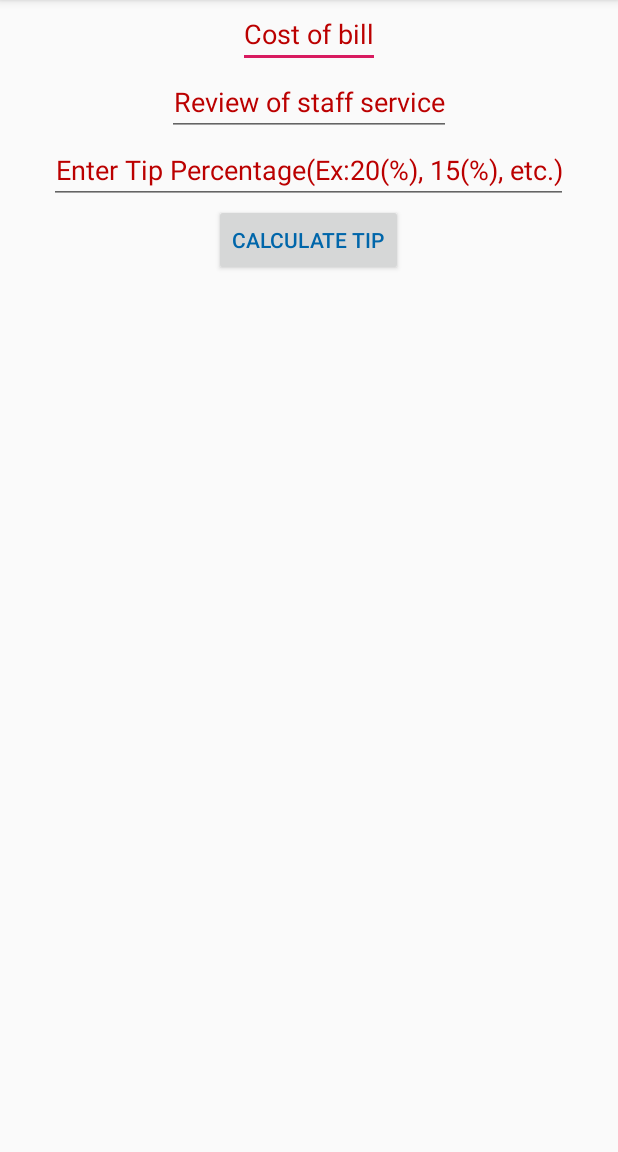
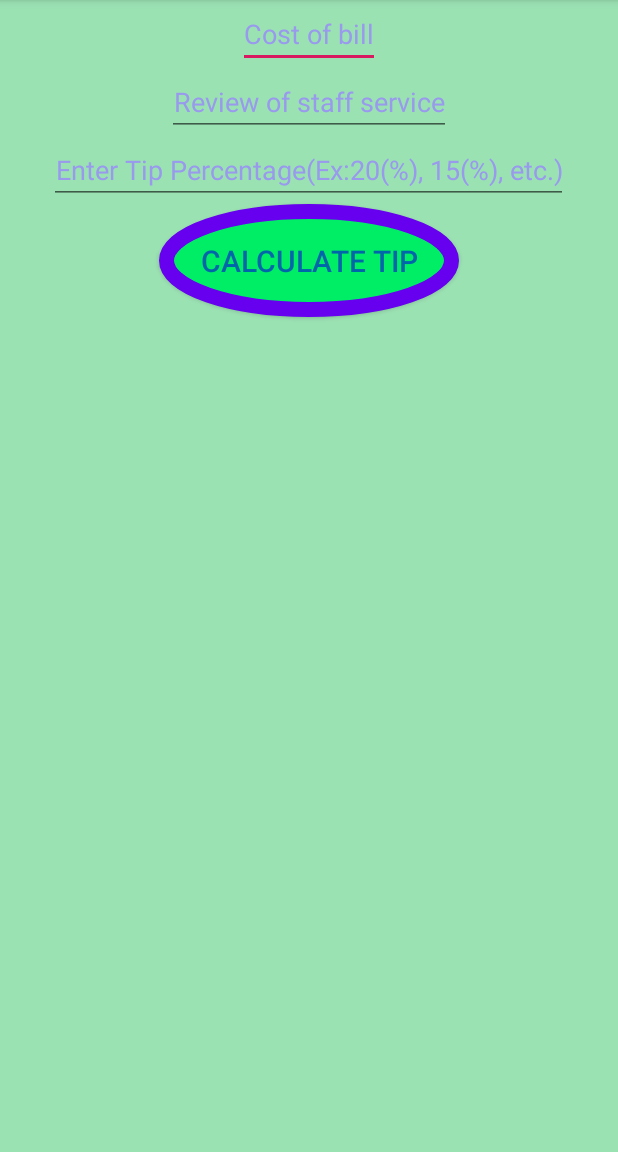
Before and after one commit to RealDeadrat/TipCalculator_SYED, an Android app: the screen it shows after launch (MainActivity), on a phone screen of 412 x 824 dp, the part 84-1236 px from its top. Run offline under Robolectric (Android 15) with nearby library versions, the phone set to English and light mode, and no system bars.

Commit message:
Custom button + background color

```diff
--- a/app/src/main/res/drawable/circle.xml
+++ b/app/src/main/res/drawable/circle.xml
@@ -1,4 +1,6 @@
 <?xml version="1.0" encoding="utf-8"?>
 <shape android:shape="oval"  xmlns:android="http://schemas.android.com/apk/res/android">
-
+    <size android:height="10dp" android:width="10dp"/>
+    <stroke android:width="10dp" android:color="@color/colorBtnSecondary"/>
+    <solid android:color="@color/colorBtnPrimary"/>
 </shape>
--- a/app/src/main/res/layout/activity_main.xml
+++ b/app/src/main/res/layout/activity_main.xml
@@ -4,6 +4,7 @@
     xmlns:tools="http://schemas.android.com/tools"
     android:layout_width="match_parent"
     android:layout_height="match_parent"
+    android:background="#A467D58C"
     android:orientation="vertical"
     tools:context=".MainActivity">
 
@@ -43,13 +44,14 @@
 
     <Button
         android:id="@+id/billCalcButton"
-        android:layout_width="wrap_content"
-        android:layout_height="wrap_content"
+        android:layout_width="200dp"
+        android:layout_height="75dp"
         android:layout_gravity="center_horizontal"
+        android:background="@drawable/circle"
         android:onClick="calcTip"
         android:text="Calculate Tip"
         android:textColor="@color/colorBtnText"
-        />
+        android:textSize="20dp" />
 
     <TextView
         android:id="@+id/tipTxtView"
--- a/app/src/main/res/values/colors.xml
+++ b/app/src/main/res/values/colors.xml
@@ -5,8 +5,10 @@
     <color name="colorAccent">#D81B60</color>
     <color name="colorBtnText">#0066aa</color>
     <color name="colorRtnText">#aa6600</color>
-    <color name="colorHntText">#bb0000</color>
+    <color name="colorHntText">#9999ee</color>
     <color name="colorInputText">#66aa00</color>
+    <color name="colorBtnPrimary">#00ee66</color>
+    <color name="colorBtnSecondary">#6600ee</color>
 
 
 </resources>
```
